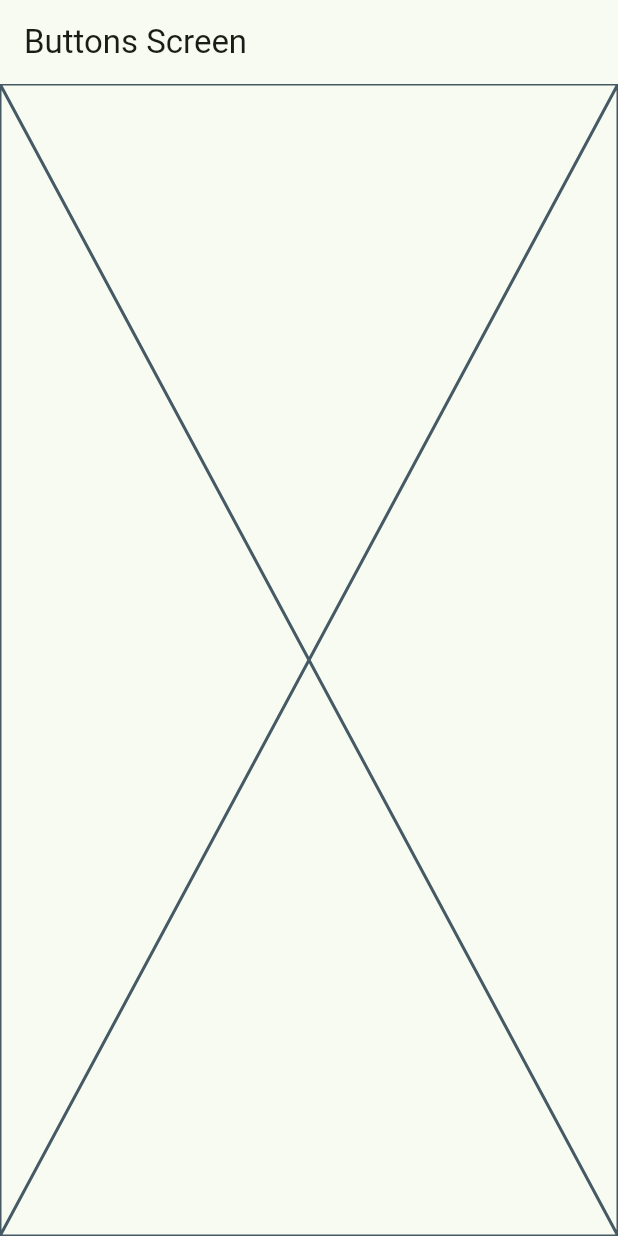
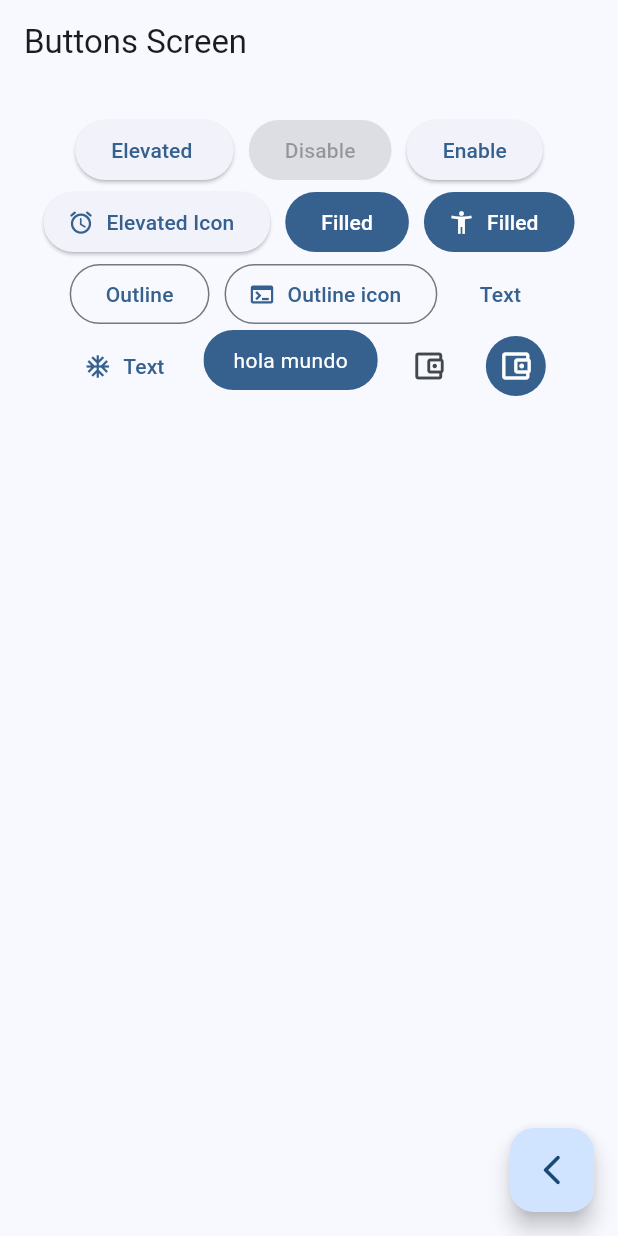
Before and after one commit to ZzcristianZ/widgets_app, a Flutter app: the ButtonsScreen screen opened by its route, on a phone screen of 412 x 824 dp. Run offline on Flutter 3.47's test engine with Material 3 defaults, Android fonts, the phone set to English and light mode, and no system bars; our stand-ins replace go_router.

Commit message:
buttons screen terminado

```diff
--- a/lib/main.dart
+++ b/lib/main.dart
@@ -14,7 +14,7 @@ class MainApp extends StatelessWidget {
   Widget build(BuildContext context) {
     return MaterialApp.router(
       debugShowCheckedModeBanner: false,
-      theme: AppTheme(selectedColor: 3).getTheme(),
+      theme: AppTheme(selectedColor: 1).getTheme(),
       routerConfig: appRouter,
 
 
--- a/lib/presentation/screens/buttons/buttons_screen.dart
+++ b/lib/presentation/screens/buttons/buttons_screen.dart
@@ -1,4 +1,5 @@
 import 'package:flutter/material.dart';
+import 'package:go_router/go_router.dart';
 
 
 
@@ -9,11 +10,142 @@ class ButtonsScreen extends StatelessWidget {
 
   @override
   Widget build(BuildContext context) {
+
+
+
     return Scaffold(
       appBar: AppBar(
         title: Text('Buttons Screen'),
       ),
-      body: const Placeholder(),
+      body: _ButtonsView(),
+      floatingActionButton: FloatingActionButton(
+        child: const Icon(Icons.arrow_back_ios_new_rounded),
+        onPressed: () {
+          context.pop();
+        },
+      ),
     );
   }
 }
+
+class _ButtonsView extends StatelessWidget {
+  const _ButtonsView();
+
+  @override
+
+  Widget build(BuildContext context) {
+
+    final colors = Theme.of(context).colorScheme;
+
+    return SizedBox(
+      width: double.infinity,
+      child: Padding(
+        padding: EdgeInsets.symmetric(horizontal: 10,vertical: 20),
+        child: Wrap(
+          spacing: 10,
+          alignment: WrapAlignment.center,
+          children: [
+
+            ElevatedButton(
+              onPressed:(){} ,
+              child: const Text('Elevated ')
+            ),
+
+            const ElevatedButton(
+              onPressed: null ,
+              child: Text('Disable')
+            ),
+
+            ElevatedButton(
+              onPressed: (){} ,
+              child: Text('Enable')
+            ),
+
+            ElevatedButton.icon(
+              label: Text('Elevated Icon'),
+              onPressed: (){},
+              icon: const Icon(Icons.access_alarm_rounded),
+            ),
+
+            FilledButton(
+              onPressed: (){},
+              child: Text('Filled')
+            ),
+
+            FilledButton.icon(
+              label:Text('Filled'),
+              onPressed: (){},
+              icon: Icon(Icons.accessibility_new),
+            ),
+
+            OutlinedButton(
+              onPressed: (){},
+              child: const Text('Outline')
+            ),
+
+            OutlinedButton.icon(
+              icon: Icon(Icons.terminal),
+              onPressed: (){},
+              label: const Text('Outline icon')
+            ),
+
+            TextButton(
+              onPressed: (){},
+              child: const Text('Text')
+            ),
+
+            TextButton.icon(
+              onPressed: (){},
+              label:  Text('Text'),
+              icon: Icon(Icons.ac_unit_outlined),
+            ),
+
+
+
+            const CustomButton(),
+
+            IconButton(
+              onPressed: (){},
+              icon: Icon(Icons.account_balance_wallet_outlined),
+            ),
+
+            IconButton(
+              onPressed: (){},
+              icon: Icon(Icons.account_balance_wallet_outlined),
+              style: ButtonStyle(
+                backgroundColor: WidgetStatePropertyAll(colors.primary),
+                iconColor: const WidgetStatePropertyAll(Colors.white),
+              ),
+            ),
+          ],
+        ),
+      ),
+    );
+  }
+}
+
+
+class CustomButton extends StatelessWidget {
+  const CustomButton({super.key});
+
+  @override
+  Widget build(BuildContext context) {
+
+
+    final colors = Theme.of(context).colorScheme;
+
+
+    return ClipRRect(
+      borderRadius: BorderRadius.circular(20),
+      child: Material(
+        color: colors.primary,
+        child: InkWell(
+          onTap: (){},
+          child: Padding(
+            padding: EdgeInsets.symmetric(horizontal:20,vertical: 10 ),
+            child: Text('hola mundo',style: TextStyle(color: Colors.white),)),
+        ),
+      ),
+    );
+  }
+}
```
